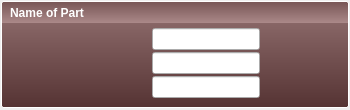
Old version of the form scripts/panel_single.ui in the repository sdao/mannequin.
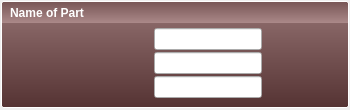
New version of the form.

Commit message: translate panels working, but messy code

Patch:
```diff
--- a/scripts/panel_single.ui
+++ b/scripts/panel_single.ui
@@ -178,7 +178,7 @@
        <widget class="QWidget" name="rotateXLabel" native="true">
         <property name="minimumSize">
          <size>
-          <width>55</width>
+          <width>60</width>
           <height>0</height>
          </size>
         </property>
@@ -193,7 +193,7 @@
        <widget class="QWidget" name="rotateYLabel" native="true">
         <property name="minimumSize">
          <size>
-          <width>55</width>
+          <width>60</width>
           <height>0</height>
          </size>
         </property>
@@ -208,7 +208,7 @@
        <widget class="QWidget" name="rotateZLabel" native="true">
         <property name="minimumSize">
          <size>
-          <width>55</width>
+          <width>60</width>
           <height>0</height>
          </size>
         </property>
```
Left out of the diff: 18 changed lines with no effect on the pictures. The commit also changes 3 other files.
